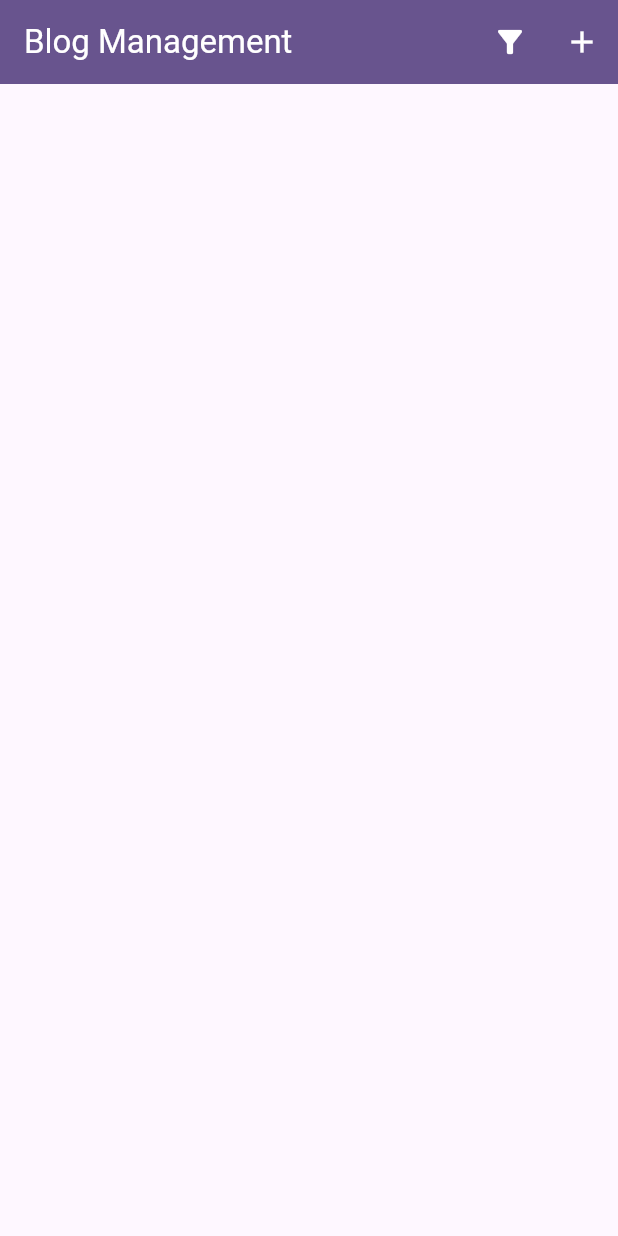
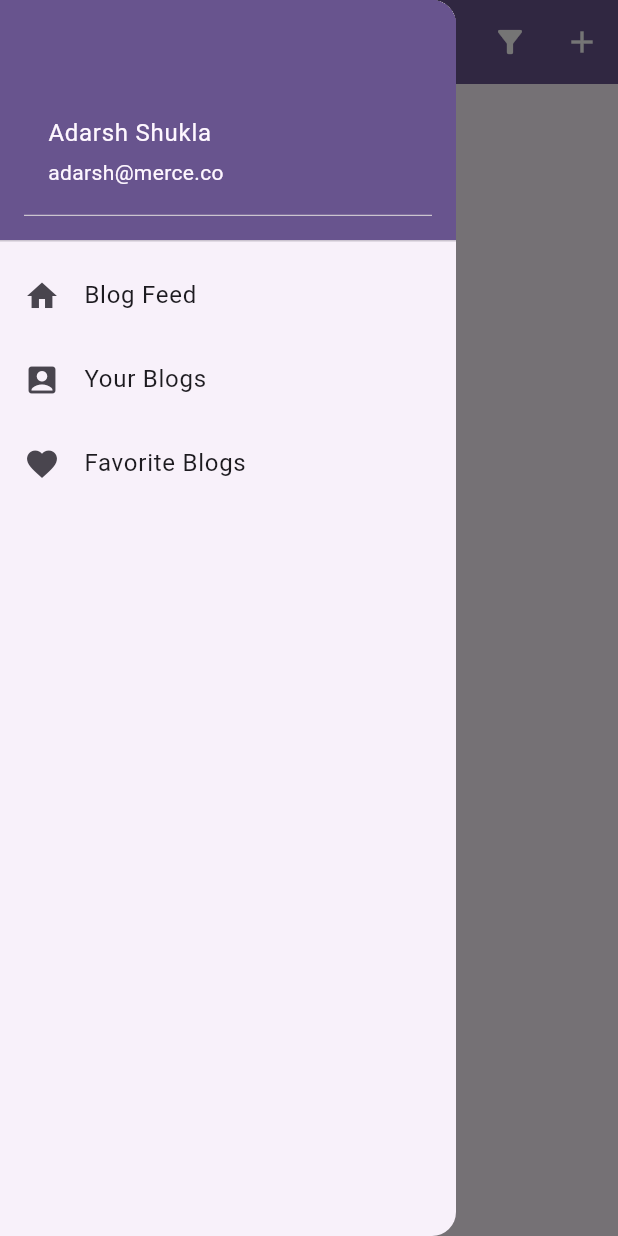
Before and after one commit to Adarsh0901/blog-management-flutter, a Flutter app: the screen it shows after launch, with the side drawer open (before the commit the screen has no drawer), on a phone screen of 412 x 824 dp. Run offline on Flutter 3.47's test engine with Material 2 defaults, Android fonts, the phone set to English and light mode, and no system bars; our stand-ins replace dio, firebase_core, firebase_storage, image_picker; missing offline and left inert: flutter_quill; accounts and stored records are empty; network calls fail.

Commit message:
new changes

```diff
--- a/blog_management/lib/screens/blog_details.dart
+++ b/blog_management/lib/screens/blog_details.dart
@@ -162,9 +162,9 @@ class _BlogDetailsState extends State<BlogDetails> {
                                 leading: SizedBox(
                                   height: MediaQuery.of(context).size.height * 0.13,
                                   width: MediaQuery.of(context).size.width * 0.13,
-                                  child: const CircleAvatar(
-                                      backgroundColor: Colors.grey,
+                                  child: CircleAvatar(
                                       radius: 40,
+                                    child: Text(_blogDetail!.reviews![index]['rTitle'][0]),
                                     ),
                                 ),
                                 title: Text(
--- a/blog_management/lib/screens/blog_list.dart
+++ b/blog_management/lib/screens/blog_list.dart
@@ -5,6 +5,7 @@ import 'package:blog_management/services/api_services.dart';
 import 'package:blog_management/services/common_services.dart';
 import 'package:blog_management/services/constants.dart';
 import 'package:blog_management/widgets/blog_item.dart';
+import 'package:blog_management/widgets/drawer.dart';
 import 'package:flutter/material.dart';
 
 class BlogList extends StatefulWidget {
@@ -92,7 +93,7 @@ class _BlogListState extends State<BlogList> {
     try{
       await _apiService.deleteImages(data.title, data.author);
       await _apiService.deleteCall('$blogs/${data.id}');
-      _initializeData();
+      _blogStream.add(await _getData());
     }catch(err){}
   }
 
@@ -124,6 +125,7 @@ class _BlogListState extends State<BlogList> {
           }, icon: const Icon(Icons.add))
         ],
       ),
+      drawer: const Drawers(),
       body: StreamBuilder(
         stream: _blogStream.stream,
         builder: (context, snapshot) {
--- /dev/null
+++ b/blog_management/lib/widgets/drawer.dart
@@ -0,0 +1,49 @@
+import 'package:flutter/material.dart';
+
+class Drawers extends StatefulWidget {
+  const Drawers({super.key});
+
+  @override
+  State<Drawers> createState() {
+    return _DrawersState();
+  }
+}
+
+class _DrawersState extends State<Drawers> {
+  @override
+  Widget build(BuildContext context) {
+    return Drawer(
+      child: ListView(
+        padding: EdgeInsets.zero,
+        children: [
+          DrawerHeader(
+            decoration: BoxDecoration(
+              color: Theme.of(context).primaryColor,
+            ),
+            child: const UserAccountsDrawerHeader(
+              accountName: Text('Adarsh Shukla'),
+              accountEmail: Text('adarsh@merce.co'),
+            ),
+          ),
+          ListTile(
+            onTap: () {
+              Navigator.of(context).pop();
+              // Navigator.of(context)
+              //     .pushReplacement(MaterialPageRoute(builder: (ctx) => const BlogList()));
+            },
+            leading: const Icon(Icons.home),
+            title: const Text('Blog Feed'),
+          ),
+          ListTile(
+            leading: const Icon(Icons.account_box),
+            title: const Text('Your Blogs'),
+          ),
+          ListTile(
+            leading: const Icon(Icons.favorite),
+            title: const Text('Favorite Blogs'),
+          ),
+        ],
+      ),
+    );
+  }
+}
```
Also changed, not shown: blog_management/lib/widgets/blog_item.dart (+35 -17 lines), 2 other files.
